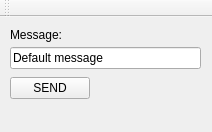
This is mainwindow.ui in erickveil/Qt-GUI-socket-client as Qt 5 draws it before an edit. The edited form follows.
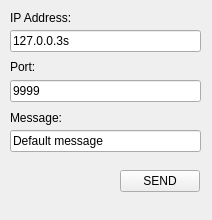
This is the edited form.

Commit message:
Opened up connect info for editing
Moved the ip and port to text boxes for user editing, instead of
constants.

```diff
--- a/mainwindow.ui
+++ b/mainwindow.ui
@@ -7,7 +7,7 @@
     <x>0</x>
     <y>0</y>
     <width>212</width>
-    <height>132</height>
+    <height>220</height>
    </rect>
   </property>
   <property name="windowTitle">
@@ -18,7 +18,7 @@
     <property name="geometry">
      <rect>
       <x>10</x>
-      <y>30</y>
+      <y>130</y>
       <width>191</width>
       <height>22</height>
      </rect>
@@ -31,7 +31,7 @@
     <property name="geometry">
      <rect>
       <x>10</x>
-      <y>10</y>
+      <y>110</y>
       <width>191</width>
       <height>16</height>
      </rect>
@@ -43,8 +43,8 @@
    <widget class="QPushButton" name="bu_send">
     <property name="geometry">
      <rect>
-      <x>10</x>
-      <y>60</y>
+      <x>120</x>
+      <y>170</y>
       <width>80</width>
       <height>22</height>
      </rect>
@@ -53,6 +53,58 @@
      <string>SEND</string>
     </property>
    </widget>
+   <widget class="QLabel" name="label_2">
+    <property name="geometry">
+     <rect>
+      <x>10</x>
+      <y>10</y>
+      <width>191</width>
+      <height>16</height>
+     </rect>
+    </property>
+    <property name="text">
+     <string>IP Address:</string>
+    </property>
+   </widget>
+   <widget class="QLineEdit" name="tb_ip">
+    <property name="geometry">
+     <rect>
+      <x>10</x>
+      <y>30</y>
+      <width>191</width>
+      <height>22</height>
+     </rect>
+    </property>
+    <property name="text">
+     <string>127.0.0.3s</string>
+    </property>
+   </widget>
+   <widget class="QLabel" name="label_3">
+    <property name="geometry">
+     <rect>
+      <x>10</x>
+      <y>60</y>
+      <width>50</width>
+      <height>14</height>
+     </rect>
+    </property>
+    <property name="text">
+     <string>Port:</string>
+    </property>
+   </widget>
+   <widget class="QLineEdit" name="tb_port">
+    <property name="geometry">
+     <rect>
+      <x>10</x>
+      <y>80</y>
+      <width>191</width>
+      <height>22</height>
+     </rect>
+    </property>
+    <property name="text">
+     <string>9999</string>
+    </property>
+   </widget>
   </widget>
   <widget class="QMenuBar" name="menuBar">
    <property name="geometry">
@@ -64,14 +116,6 @@
     </rect>
    </property>
   </widget>
-  <widget class="QToolBar" name="mainToolBar">
-   <attribute name="toolBarArea">
-    <enum>TopToolBarArea</enum>
-   </attribute>
-   <attribute name="toolBarBreak">
-    <bool>false</bool>
-   </attribute>
-  </widget>
  </widget>
  <layoutdefault spacing="6" margin="11"/>
  <resources/>
```
The commit also changes 1 other file.
